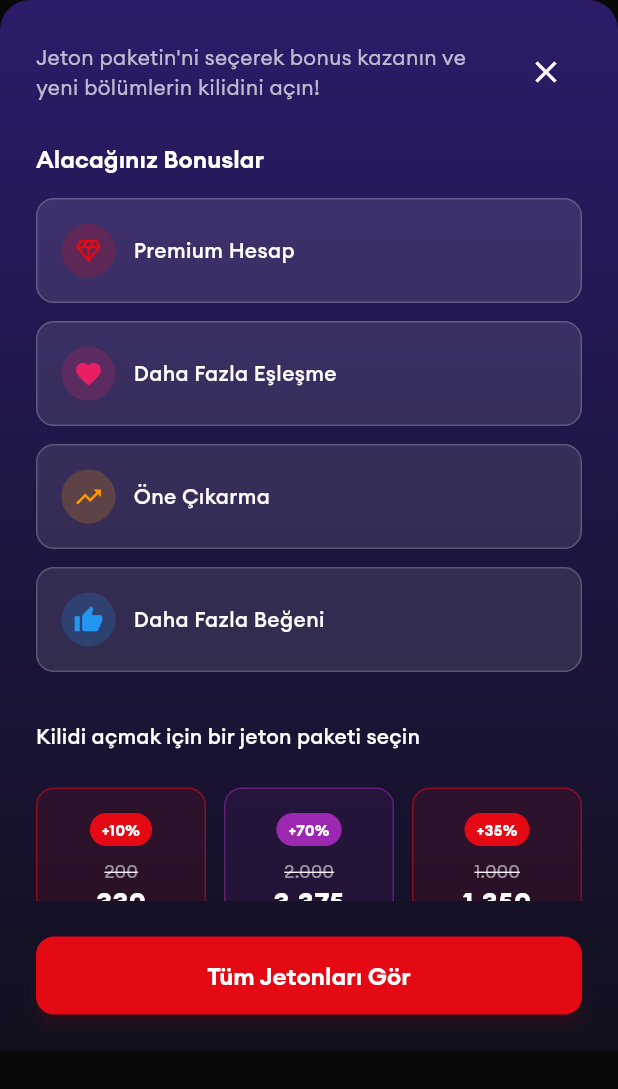
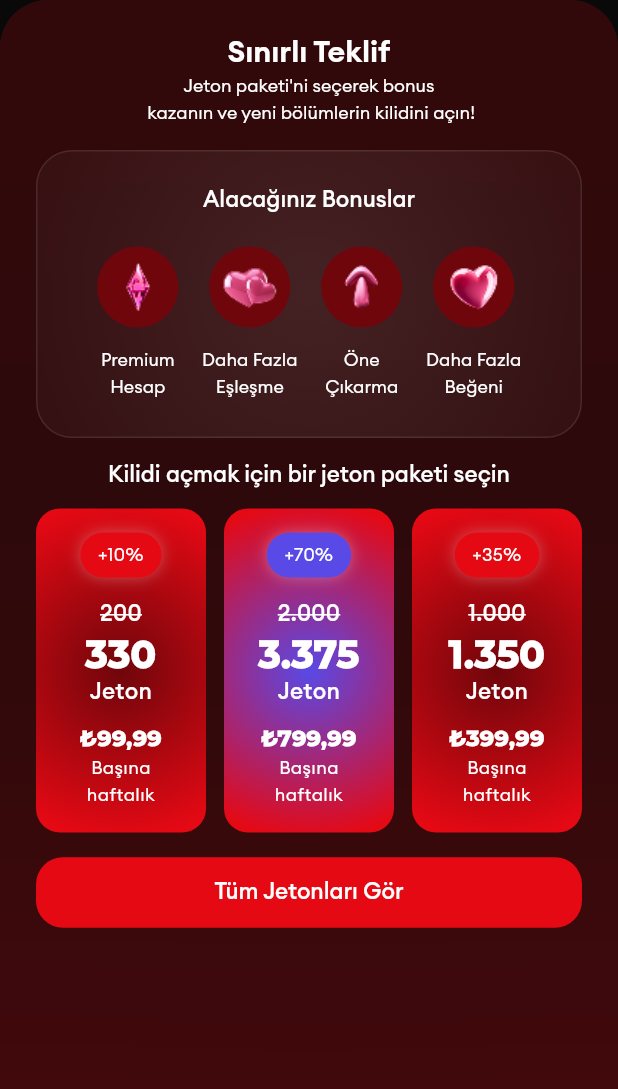
Before and after one commit to UlasKasim/shartflix, a Flutter app: the LimitedOfferBottomSheet widget shown alone on an empty page, opened directly, on a phone screen of 412 x 824 dp. Shown: the top 1089 px of the screen. Run offline on Flutter 3.47's test engine with Material 3 defaults, Android fonts, the phone set to English and light mode, and no system bars; our stand-ins replace cached_network_image, dartz, dio, equatable, firebase_core, firebase_crashlytics and 13 more; accounts and stored records are empty; generated files the repository leaves out were written again; network calls fail; project files that could hold a hidden picture were left out.

Commit message:
limited offer paywall initial

```diff
--- a/lib/core/constants/asset_constants.dart
+++ b/lib/core/constants/asset_constants.dart
@@ -23,6 +23,14 @@ class AssetConstants {
   static const String iconOffer = 'assets/icons/offer.svg';
   static const String iconLogo = 'assets/icons/logo.svg';
 
+  // Offer
+  static const String offerCircle = 'assets/icons/offer_circle.svg';
+  static const String offerDiamond = 'assets/icons/offer_diamond.png';
+  static const String offerMultipleHearts =
+      'assets/icons/offer_multiple_hearts.png';
+  static const String offerMushroom = 'assets/icons/offer_mushroom.png';
+  static const String offerHeart = 'assets/icons/offer_heart.png';
+
   // Lottie Animations
   static const String lottieLoading = 'assets/lottie/loading.json';
 
--- a/lib/core/services/navigation_service.dart
+++ b/lib/core/services/navigation_service.dart
@@ -10,6 +10,34 @@ class NavigationService {
   final GlobalKey<NavigatorState> navigatorKey = GlobalKey<NavigatorState>();
 
   BuildContext? get context => navigatorKey.currentContext;
+
+  Future<T?> pushBottomSheetOverlay<T>(Widget child) {
+    return showModalBottomSheet<T>(
+      context: context!,
+      backgroundColor: Colors.transparent,
+      isScrollControlled: true,
+      isDismissible: true,
+      enableDrag: true,
+      builder: (context) => GestureDetector(
+        onTap: () => Navigator.of(context).pop(),
+        child: Container(
+          decoration: BoxDecoration(
+            borderRadius: BorderRadius.circular(32),
+            color: Colors.transparent,
+          ),
+          child: GestureDetector(
+            onTap: () {}, // Prevent closing when tapping on content
+            child: DraggableScrollableSheet(
+              initialChildSize: 0.75,
+              minChildSize: 0.5,
+              maxChildSize: 0.9,
+              builder: (context, scrollController) => child,
+            ),
+          ),
+        ),
+      ),
+    );
+  }
 
   // Basic Navigation
   Future<T?> push<T>(String routeName, {Object? arguments}) {
--- a/lib/presentation/pages/profile/profile_page.dart
+++ b/lib/presentation/pages/profile/profile_page.dart
@@ -2,6 +2,8 @@ import 'package:flutter/material.dart';
 import 'package:flutter_bloc/flutter_bloc.dart';
 import 'package:flutter_svg/flutter_svg.dart';
 import 'package:shartflix/core/extensions/localization_extension.dart';
+import 'package:shartflix/core/injection/injection_container.dart';
+import 'package:shartflix/core/services/navigation_service.dart';
 import 'package:shartflix/domain/entities/movie_entity.dart';
 import 'package:shartflix/presentation/widgets/home/limited_offer_bottom_sheet.dart';
 
@@ -125,11 +127,8 @@ class _ProfilePageState extends State<ProfilePage> {
             flex: 6,
             child: GestureDetector(
               onTap: () {
-                showModalBottomSheet(
-                  context: context,
-                  backgroundColor: Colors.transparent,
-                  isScrollControlled: true,
-                  builder: (context) => const LimitedOfferBottomSheet(),
+                sl<NavigationService>().pushBottomSheetOverlay(
+                  const LimitedOfferBottomSheet(),
                 );
               },
               child: Container(
--- a/lib/presentation/widgets/home/limited_offer_bottom_sheet.dart
+++ b/lib/presentation/widgets/home/limited_offer_bottom_sheet.dart
@@ -1,303 +1,451 @@
 import 'package:flutter/material.dart';
+import 'package:flutter_svg/flutter_svg.dart';
+import 'package:shartflix/core/extensions/localization_extension.dart';
+import 'package:shartflix/core/theme/app_theme.dart';
+import 'dart:ui';
 
-import '../../../core/extensions/localization_extension.dart';
-import '../../../core/theme/app_theme.dart';
+import '../../../core/constants/asset_constants.dart';
 
 class LimitedOfferBottomSheet extends StatelessWidget {
   const LimitedOfferBottomSheet({super.key});
 
   @override
   Widget build(BuildContext context) {
-    return Container(
-      height: MediaQuery.of(context).size.height * 0.85,
+    return ClipRRect(
+      borderRadius: const BorderRadius.vertical(
+        top: Radius.circular(32),
+      ),
+      child: ColoredBox(
+        color: AppTheme.backgroundDark,
+        child: Stack(
+          children: [
+            // Top Blur Effect - positioned relative to the modal content
+            Positioned(
+              top: -20,
+              left: MediaQuery.of(context).size.width * 0.25,
+              child: Container(
+                width: MediaQuery.of(context).size.width * 0.5,
+                height: MediaQuery.of(context).size.width * 0.5,
                 decoration: const BoxDecoration(
-        gradient: LinearGradient(
-          begin: Alignment.topCenter,
-          end: Alignment.bottomCenter,
-          colors: [
-            Color(0xFF2D1B69),
-            Color(0xFF11101D),
+                  color: AppTheme.primaryRed,
+                  shape: BoxShape.circle,
+                ),
+                child: BackdropFilter(
+                  filter: ImageFilter.blur(sigmaX: 216, sigmaY: 216),
+                  child: Container(
+                    decoration: const BoxDecoration(
+                      color: Colors.transparent,
+                      shape: BoxShape.circle,
+                    ),
+                  ),
+                ),
+              ),
+            ),
+
+            // Bottom Blur Effect - positioned relative to modal content
+            Positioned(
+              bottom: 20,
+              left: MediaQuery.of(context).size.width * 0.5 - 108,
+              child: Container(
+                width: 216,
+                height: 216,
+                decoration: const BoxDecoration(
+                  color: AppTheme.primaryRed,
+                  shape: BoxShape.circle,
+                ),
+                child: BackdropFilter(
+                  filter: ImageFilter.blur(sigmaX: 250, sigmaY: 250),
+                  child: Container(
+                    decoration: const BoxDecoration(
+                      color: Colors.transparent,
+                      shape: BoxShape.circle,
+                    ),
+                  ),
+                ),
+              ),
+            ),
+
+            // Main Content
+            Column(
+              crossAxisAlignment: CrossAxisAlignment.center,
+              children: [
+                Expanded(
+                  child: SingleChildScrollView(
+                    padding: const EdgeInsets.symmetric(horizontal: 24),
+                    child: Column(
+                      children: [
+                        const SizedBox(height: 24),
+
+                        // Title - "Sınırlı Teklif"
+                        Text(
+                          context.l10n.limitedOffer,
+                          style: const TextStyle(
+                            fontFamily: AssetConstants.fontEuclidCircularA,
+                            fontSize: 20,
+                            fontWeight: FontWeight.w600,
+                            color: Colors.white,
+                            height: 1.0,
+                            letterSpacing: 0,
+                          ),
+                        ),
+
+                        const SizedBox(height: 4),
+
+                        // Description
+                        const Text(
+                          'Jeton paketi\'ni seçerek bonus\n kazanın ve yeni bölümlerin kilidini açın!',
+                          style: TextStyle(
+                            fontFamily: AssetConstants.fontEuclidCircularA,
+                            fontSize: 12,
+                            fontWeight: FontWeight.w400,
+                            color: Colors.white,
+                            height: 1.5, // 18px / 12px = 1.5
+                            letterSpacing: 0,
+                          ),
+                          textAlign: TextAlign.center,
+                        ),
+
+                        const SizedBox(height: 16),
+
+                        // Bonuses Container
+                        _buildBonusesContainer(context),
+
+                        const SizedBox(height: 16),
+
+                        // "Kilidi açmak için bir jeton paketi seçin"
+                        const Text(
+                          'Kilidi açmak için bir jeton paketi seçin',
+                          style: TextStyle(
+                            fontFamily: AssetConstants.fontEuclidCircularA,
+                            fontSize: 15,
+                            fontWeight: FontWeight.w500,
+                            color: Colors.white,
+                            height: 1.0,
+                            letterSpacing: 0,
+                          ),
+                          textAlign: TextAlign.center,
+                        ),
+
+                        const SizedBox(height: 16),
+
+                        // Token Packages
+                        _buildTokenPackages(),
+
+                        const SizedBox(height: 16),
+
+                        // Bottom Button
+                        _buildBottomButton(context),
+
+                        const SizedBox(height: 16),
                       ],
                     ),
-        borderRadius: BorderRadius.vertical(
-          top: Radius.circular(20),
-        ),
-      ),
-      child: Column(
-        crossAxisAlignment: CrossAxisAlignment.start,
-        children: [
-          // Header
-          Padding(
-            padding: const EdgeInsets.all(24),
-            child: Row(
-              children: [
-                Expanded(
-                  child: Column(
-                    crossAxisAlignment: CrossAxisAlignment.start,
-                    children: [
-                      Text(
-                        context.l10n.specialOfferDesc,
-                        style: Theme.of(context).textTheme.bodyMedium?.copyWith(
-                              color: Colors.white70,
                   ),
                 ),
               ],
             ),
+          ],
         ),
-                IconButton(
-                  onPressed: () => Navigator.of(context).pop(),
-                  icon: const Icon(Icons.close, color: Colors.white),
+      ),
+    );
+  }
+
+  Widget _buildBonusesContainer(BuildContext context) {
+    return Container(
+      padding: const EdgeInsets.all(24),
+      decoration: BoxDecoration(
+        borderRadius: BorderRadius.circular(24),
+        border: Border.all(
+          color: Colors.white.withValues(alpha: 0.1),
+          width: 1,
+        ),
+        gradient: RadialGradient(
+          center: Alignment.center,
+          radius: 1.0,
+          colors: [
+            Colors.white.withValues(alpha: 0.1),
+            Colors.white.withValues(alpha: 0.03),
+          ],
+        ),
+      ),
+      child: Column(
+        children: [
+          // "Alacağınız Bonuslar"
+          const Text(
+            'Alacağınız Bonuslar',
+            style: TextStyle(
+              fontFamily: AssetConstants.fontEuclidCircularA,
+              fontSize: 15,
+              fontWeight: FontWeight.w500,
+              color: Colors.white,
+              height: 1.0,
+              letterSpacing: 0,
+            ),
+          ),
+
+          const SizedBox(height: 24),
+
+          // Bonus Items Row
+          Row(
+            mainAxisAlignment: MainAxisAlignment.spaceEvenly,
+            children: [
+              _buildBonusItem(
+                  AssetConstants.offerDiamond, 'Premium\nHesap', 33),
+              _buildBonusItem(AssetConstants.offerMultipleHearts,
+                  'Daha Fazla\nEşleşme', 39),
+              _buildBonusItem(AssetConstants.offerMushroom, 'Öne\nÇıkarma', 33),
+              _buildBonusItem(
+                  AssetConstants.offerHeart, 'Daha Fazla\nBeğeni', 33),
+            ],
+          ),
+        ],
+      ),
+    );
+  }
+
+  Widget _buildBonusItem(String iconName, String title, double iconSize) {
+    return Column(
+      children: [
+        // Circle with icon
+        SizedBox(
+          width: 55,
+          height: 55,
+          child: Stack(
+            alignment: Alignment.center,
+            children: [
+              // Background circle
+              SvgPicture.asset(
+                AssetConstants.offerCircle,
+                width: 55,
+                height: 55,
+              ),
+              // Icon
+              Image.asset(
+                iconName,
+                width: iconSize,
+                height: iconSize,
               ),
             ],
           ),
         ),
 
-          Expanded(
-            child: SingleChildScrollView(
-              padding: const EdgeInsets.symmetric(horizontal: 24),
-              child: Column(
-                crossAxisAlignment: CrossAxisAlignment.start,
-                children: [
-                  // Bonuses Section
+        const SizedBox(height: 12),
+
+        // Title
         Text(
-                    context.l10n.getBonuses,
-                    style: Theme.of(context).textTheme.titleLarge?.copyWith(
+          title,
+          style: const TextStyle(
+            fontFamily: AssetConstants.fontEuclidCircularA,
+            fontSize: 12,
+            fontWeight: FontWeight.w400,
             color: Colors.white,
-                          fontWeight: FontWeight.w600,
-                        ),
-                  ),
-                  const SizedBox(height: 16),
-
-                  // Bonus Items
-                  _buildBonusItem(
-                    context,
-                    Icons.diamond_outlined,
-                    context.l10n.premiumAccount,
-                    AppTheme.primaryRed,
-                  ),
-                  const SizedBox(height: 12),
-                  _buildBonusItem(
-                    context,
-                    Icons.favorite,
-                    context.l10n.moreInteraction,
-                    Colors.pink,
-                  ),
-                  const SizedBox(height: 12),
-                  _buildBonusItem(
-                    context,
-                    Icons.trending_up,
-                    context.l10n.unlockFeatures,
-                    Colors.orange,
-                  ),
-                  const SizedBox(height: 12),
-                  _buildBonusItem(
-                    context,
-                    Icons.thumb_up,
-                    context.l10n.moreLikes,
-                    Colors.blue,
-                  ),
-
-                  const SizedBox(height: 32),
-
-                  // Token Packages
-                  Text(
-                    context.l10n.unlockEpisode,
-                    style: Theme.of(context).textTheme.titleMedium?.copyWith(
-                          color: Colors.white,
+            height: 1.5, // 18px / 12px = 1.5
+            letterSpacing: 0,
           ),
           textAlign: TextAlign.center,
         ),
-                  const SizedBox(height: 24),
+      ],
+    );
+  }
 
-                  // Token Package Options
-                  Row(
+  Widget _buildTokenPackages() {
+    return Row(
       children: [
+        // Left package - +10%
         Expanded(
           child: _buildTokenPackage(
-                          context,
             '+10%',
+            '200',
             '330',
-                          '200',
-                          'Jeton',
             '₺99,99',
-                          AppTheme.primaryRed,
+            'Başına haftalık',
+            const [Color(0xFF6F060B), Color(0xFFE50914)],
+            const Color(0xFFE50914),
           ),
         ),
         const SizedBox(width: 12),
+        // Middle package - +70%
         Expanded(
           child: _buildTokenPackage(
-                          context,
             '+70%',
+            '2.000',
             '3.375',
-                          '2.000',
-                          'Jeton',
             '₺799,99',
-                          const Color(0xFF9C27B0),
+            'Başına haftalık',
+            const [Color(0xFF5949E6), Color(0xFFE50914)],
+            const Color(0xFF5949E6),
           ),
         ),
         const SizedBox(width: 12),
+        // Right package - +35%
         Expanded(
           child: _buildTokenPackage(
-                          context,
             '+35%',
+            '1.000',
             '1.350',
-                          '1.000',
-                          'Jeton',
             '₺399,99',
-                          AppTheme.primaryRed,
+            'Başına haftalık',
+            const [Color(0xFF6F060B), Color(0xFFE50914)],
+            const Color(0xFFE50914),
           ),
         ),
       ],
+    );
+  }
+
+  Widget _buildTokenPackage(
+    String percentage,
+    String oldAmount,
+    String newAmount,
+    String price,
+    String subtitle,
+    List<Color> gradientColors,
+    Color badgeColor,
+  ) {
+    return Container(
+      padding: const EdgeInsets.all(16),
+      decoration: BoxDecoration(
+        borderRadius: BorderRadius.circular(16),
+        gradient: RadialGradient(
+          center: Alignment.center,
+          radius: 1.0,
+          colors: gradientColors,
         ),
-
-                  const SizedBox(height: 24),
+      ),
+      child: Column(
+        children: [
+          // Percentage Badge
+          Container(
+            padding: const EdgeInsets.symmetric(horizontal: 12, vertical: 6),
+            decoration: BoxDecoration(
+              color: badgeColor,
+              borderRadius: BorderRadius.circular(24),
+              boxShadow: [
+                BoxShadow(
+                  color: Colors.white.withValues(alpha: 0.3),
+                  blurRadius: 8.33,
+                ),
               ],
             ),
+            child: Text(
+              percentage,
+              style: const TextStyle(
+                fontFamily: AssetConstants.fontEuclidCircularA,
+                fontSize: 12,
+                fontWeight: FontWeight.w400,
+                color: Colors.white,
+                height: 1.5, // 18px / 12px = 1.5
+              ),
+              textAlign: TextAlign.center,
             ),
           ),
 
-          // Bottom Button
-          Padding(
-            padding: const EdgeInsets.all(24),
-            child: SizedBox(
+          const SizedBox(height: 16),
+
+          // Old amount (strikethrough)
+          Text(
+            oldAmount,
+            style: const TextStyle(
+              fontFamily: AssetConstants.fontEuclidCircularA,
+              fontSize: 15,
+              fontWeight: FontWeight.w500,
+              color: Colors.white,
+              height: 1.0,
+              decoration: TextDecoration.lineThrough,
+              decorationColor: Colors.white,
+            ),
+            textAlign: TextAlign.center,
+          ),
+
+          const SizedBox(height: 8),
+
+          // New amount (big)
+          Text(
+            newAmount,
+            style: const TextStyle(
+              fontFamily: 'Montserrat',
+              fontSize: 25,
+              fontWeight: FontWeight.w900,
+              color: Colors.white,
+              height: 1.0,
+            ),
+            textAlign: TextAlign.center,
+          ),
+
+          const SizedBox(height: 4),
+
+          // "Jeton" text
+          const Text(
+            'Jeton',
+            style: TextStyle(
+              fontFamily: AssetConstants.fontEuclidCircularA,
+              fontSize: 15,
+              fontWeight: FontWeight.w500,
+              color: Colors.white,
+              height: 1.0,
+            ),
+            textAlign: TextAlign.center,
+          ),
+
+          const SizedBox(height: 16),
+
+          // Price
+          Text(
+            price,
+            style: const TextStyle(
+              fontFamily: 'Montserrat',
+              fontSize: 15,
+              fontWeight: FontWeight.w900,
+              color: Colors.white,
+              height: 1.0,
+            ),
+            textAlign: TextAlign.center,
+          ),
+
+          const SizedBox(height: 4),
+
+          // Subtitle
+          Text(
+            subtitle,
+            style: const TextStyle(
+              fontFamily: AssetConstants.fontEuclidCircularA,
+              fontSize: 12,
+              fontWeight: FontWeight.w400,
+              color: Colors.white,
+              height: 1.5, // 18px / 12px = 1.5
+            ),
+            textAlign: TextAlign.center,
+          ),
+        ],
+      ),
+    );
+  }
+
+  Widget _buildBottomButton(BuildContext context) {
+    return SizedBox(
       width: double.infinity,
       child: ElevatedButton(
         onPressed: () {
           Navigator.of(context).pop();
         },
         style: ElevatedButton.styleFrom(
-                  backgroundColor: AppTheme.primaryRed,
+          backgroundColor: const Color(0xFFE50914),
           padding: const EdgeInsets.symmetric(vertical: 16),
           shape: RoundedRectangleBorder(
-                    borderRadius: BorderRadius.circular(12),
+            borderRadius: BorderRadius.circular(18),
           ),
+          elevation: 0,
         ),
-                child: Text(
-                  context.l10n.viewAllTokens,
-                  style: const TextStyle(
-                    fontSize: 16,
-                    fontWeight: FontWeight.w600,
+        child: const Text(
+          'Tüm Jetonları Gör',
+          style: TextStyle(
+            fontFamily: AssetConstants.fontEuclidCircularA,
+            fontSize: 15,
+            fontWeight: FontWeight.w500,
+            color: Colors.white,
+            height: 1.0,
           ),
+          textAlign: TextAlign.center,
         ),
-              ),
-            ),
-          ),
-        ],
-      ),
-    );
-  }
-
-  Widget _buildBonusItem(
-    BuildContext context,
-    IconData icon,
-    String title,
-    Color color,
-  ) {
-    return Container(
-      padding: const EdgeInsets.all(16),
-      decoration: BoxDecoration(
-        color: Colors.white.withValues(alpha: 0.1),
-        borderRadius: BorderRadius.circular(12),
-        border: Border.all(color: Colors.white.withValues(alpha: 0.2)),
-      ),
-      child: Row(
-        children: [
-          Container(
-            padding: const EdgeInsets.all(8),
-            decoration: BoxDecoration(
-              color: color.withValues(alpha: 0.2),
-              shape: BoxShape.circle,
-            ),
-            child: Icon(icon, color: color, size: 20),
-          ),
-          const SizedBox(width: 12),
-          Text(
-            title,
-            style: Theme.of(context).textTheme.bodyMedium?.copyWith(
-                  color: Colors.white,
-                  fontWeight: FontWeight.w500,
-                ),
-          ),
-        ],
-      ),
-    );
-  }
-
-  Widget _buildTokenPackage(
-    BuildContext context,
-    String bonus,
-    String tokens,
-    String originalTokens,
-    String tokenLabel,
-    String price,
-    Color color,
-  ) {
-    return Container(
-      padding: const EdgeInsets.all(16),
-      decoration: BoxDecoration(
-        color: color.withValues(alpha: 0.1),
-        borderRadius: BorderRadius.circular(12),
-        border: Border.all(color: color.withValues(alpha: 0.5)),
-      ),
-      child: Column(
-        children: [
-          Container(
-            padding: const EdgeInsets.symmetric(horizontal: 8, vertical: 4),
-            decoration: BoxDecoration(
-              color: color,
-              borderRadius: BorderRadius.circular(12),
-            ),
-            child: Text(
-              bonus,
-              style: const TextStyle(
-                color: Colors.white,
-                fontSize: 10,
-                fontWeight: FontWeight.bold,
-              ),
-            ),
-          ),
-          const SizedBox(height: 8),
-          Text(
-            originalTokens,
-            style: const TextStyle(
-              color: Colors.white54,
-              fontSize: 12,
-              decoration: TextDecoration.lineThrough,
-            ),
-          ),
-          Text(
-            tokens,
-            style: const TextStyle(
-              color: Colors.white,
-              fontSize: 18,
-              fontWeight: FontWeight.bold,
-            ),
-          ),
-          Text(
-            tokenLabel,
-            style: const TextStyle(
-              color: Colors.white,
-              fontSize: 12,
-            ),
-          ),
-          const SizedBox(height: 8),
-          Text(
-            price,
-            style: const TextStyle(
-              color: Colors.white,
-              fontSize: 14,
-              fontWeight: FontWeight.w600,
-            ),
-          ),
-          const SizedBox(height: 4),
-          Text(
-            context.l10n.weeklyOffers,
-            style: const TextStyle(
-              color: Colors.white54,
-              fontSize: 10,
-            ),
-          ),
-        ],
       ),
     );
   }
```
Also changed, not shown: assets/icons/offer_circle.svg (added), assets/icons/offer_diamond.png (added), assets/icons/offer_heart.png (added), assets/icons/offer_multiple_hearts.png (added), assets/icons/offer_mushroom.png (added). Lines whose indentation alone changed are shown as unchanged.
